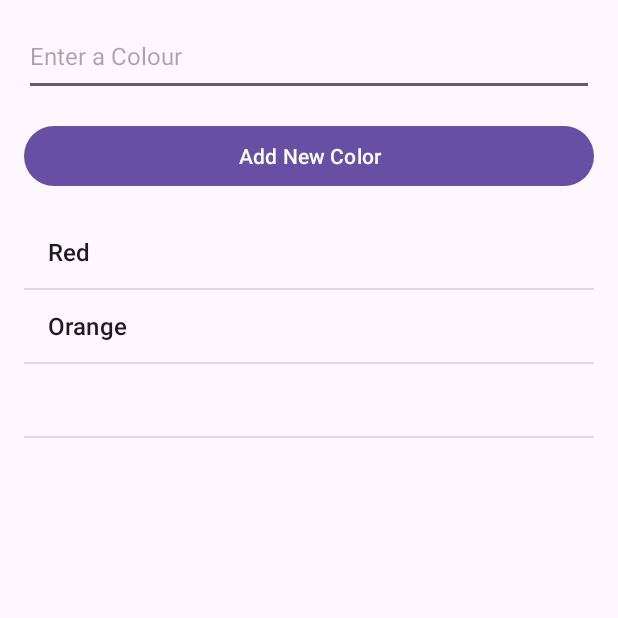
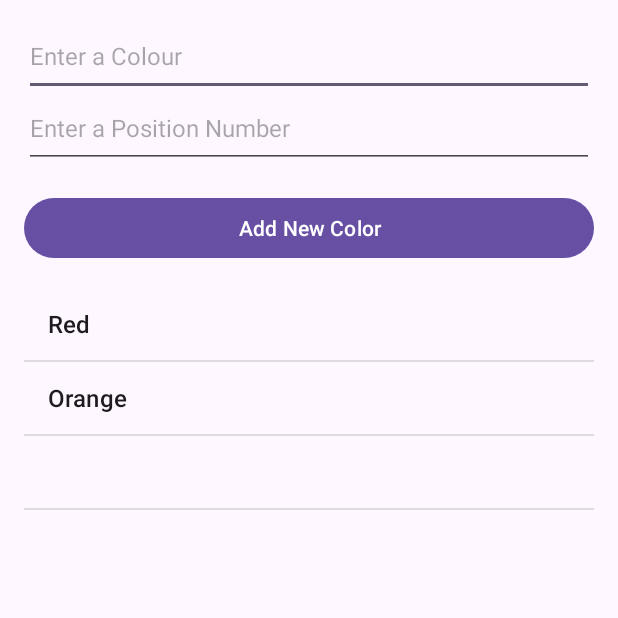
Before and after one commit to 21025709-M/C346_L07_Demo_Dynamic_ListView_Colour_List, an Android app: the screen it shows after launch (MainActivity), after a tap on "Add New Color", on a phone screen of 412 x 824 dp, the top half of it. Run offline under Robolectric (Android 15) with nearby library versions, the phone set to English and light mode, and no system bars.

```diff
--- a/app/src/main/java/sg/edu/rp/c346/id21025709/demodynamiclistviewcolourlist/MainActivity.java
+++ b/app/src/main/java/sg/edu/rp/c346/id21025709/demodynamiclistviewcolourlist/MainActivity.java
@@ -8,12 +8,13 @@ import android.widget.ArrayAdapter;
 import android.widget.Button;
 import android.widget.EditText;
 import android.widget.ListView;
+import android.widget.Toast;
 
 import java.util.ArrayList;
 
 public class MainActivity extends AppCompatActivity {
 
-    EditText etElement;
+    EditText etElement, etIndexElement;
     Button btnAdd;
     ListView lvColor;
     ArrayList<String> alColours;
@@ -25,6 +26,7 @@ public class MainActivity extends AppCompatActivity {
         setContentView(R.layout.activity_main);
 
         etElement = findViewById(R.id.editTextColor);
+        etIndexElement = findViewById(R.id.editTextIndex);
         btnAdd = findViewById(R.id.buttonAddItem);
         lvColor = findViewById(R.id.listViewColour);
 
@@ -39,8 +41,15 @@ public class MainActivity extends AppCompatActivity {
             @Override
             public void onClick(View v) {
                 String colour = etElement.getText().toString(); //extraction
-                alColours.add(colour);                          //insertion
-                aaColour.notifyDataSetChanged();                //Listview refresh
+//                if (colour.length() != 0){
+                    alColours.add(colour);                          //insertion
+                    aaColour.notifyDataSetChanged();                //Listview refresh
+//                } else {
+//                    Toast.makeText(getActivity(), "Field is empty, Enter a Colour!",
+//                            Toast.LENGTH_LONG).show();
+//                }
+
+
             }
         });
     }
--- a/app/src/main/res/layout/activity_main.xml
+++ b/app/src/main/res/layout/activity_main.xml
@@ -17,6 +17,16 @@
         android:textSize="16dp"
         android:hint="Enter a Colour"
         android:paddingBottom="16dp"/>
+
+    <EditText
+        android:id="@+id/editTextIndex"
+        android:layout_width="match_parent"
+        android:layout_height="wrap_content"
+        android:ems="10"
+        android:hint="Enter a Position Number"
+        android:inputType="text"
+        android:paddingBottom="16dp"
+        android:textSize="16dp" />
 
     <LinearLayout
         android:layout_width="match_parent"
```
